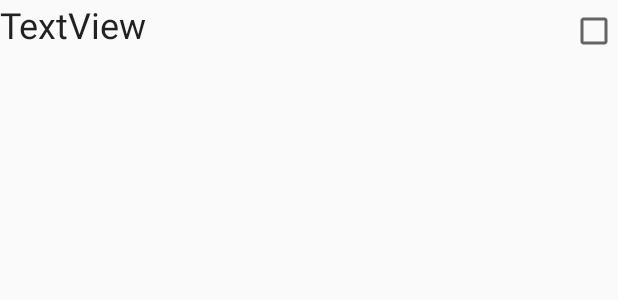
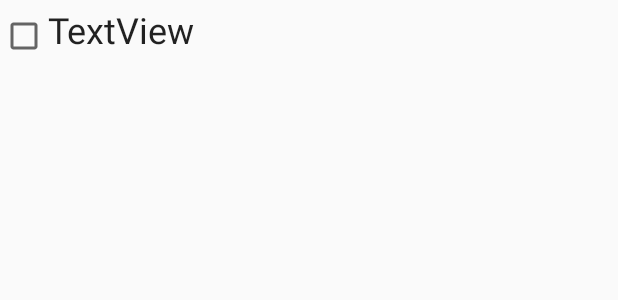
Before and after one commit to onkelangil/Hapticgass, an Android app: the layout friend_list_item.xml on its own in the app's theme, with its tools: preview values and no code run, on a phone screen of 412 x 824 dp. Shown: the top 300 px of the screen. Run offline under Robolectric (Android 15) with nearby library versions, the phone set to English and light mode, and no system bars.

Commit message:
friendlist og send knap der ligger på db

```diff
--- a/app/src/main/res/layout/friend_list_item.xml
+++ b/app/src/main/res/layout/friend_list_item.xml
@@ -3,21 +3,26 @@
     android:layout_width="match_parent"
     android:layout_height="match_parent">
 
+    <CheckBox
+        android:id="@+id/checkBox"
+        android:layout_width="wrap_content"
+        android:layout_height="48dp"
+        android:focusable="false"
+        android:focusableInTouchMode="false" />
+
     <TextView
         android:id="@+id/userNameTV"
         android:layout_width="wrap_content"
-        android:layout_height="wrap_content"
+        android:layout_height="49dp"
         android:layout_weight="1"
         android:text="TextView"
-        android:textAppearance="@style/TextAppearance.AppCompat.Headline" />
+        android:textAppearance="@style/TextAppearance.AppCompat.Headline" /><![CDATA[
 
-    <CheckBox
-        android:id="@+id/checkBox"
-        android:layout_width="wrap_content"
-        android:layout_height="wrap_content" /><![CDATA[
+
 
     ... />
 
 
+
 ]]>
 </LinearLayout>
```
Also changed, not shown: app/src/main/java/Adaptors/FriendListAdaptor.java (+13 -2 lines), app/src/main/java/com/example/anders/hapticgass/SendActivity.java (+27 -0 lines), app/src/main/res/layout/activity_send.xml (+6 -4 lines).
